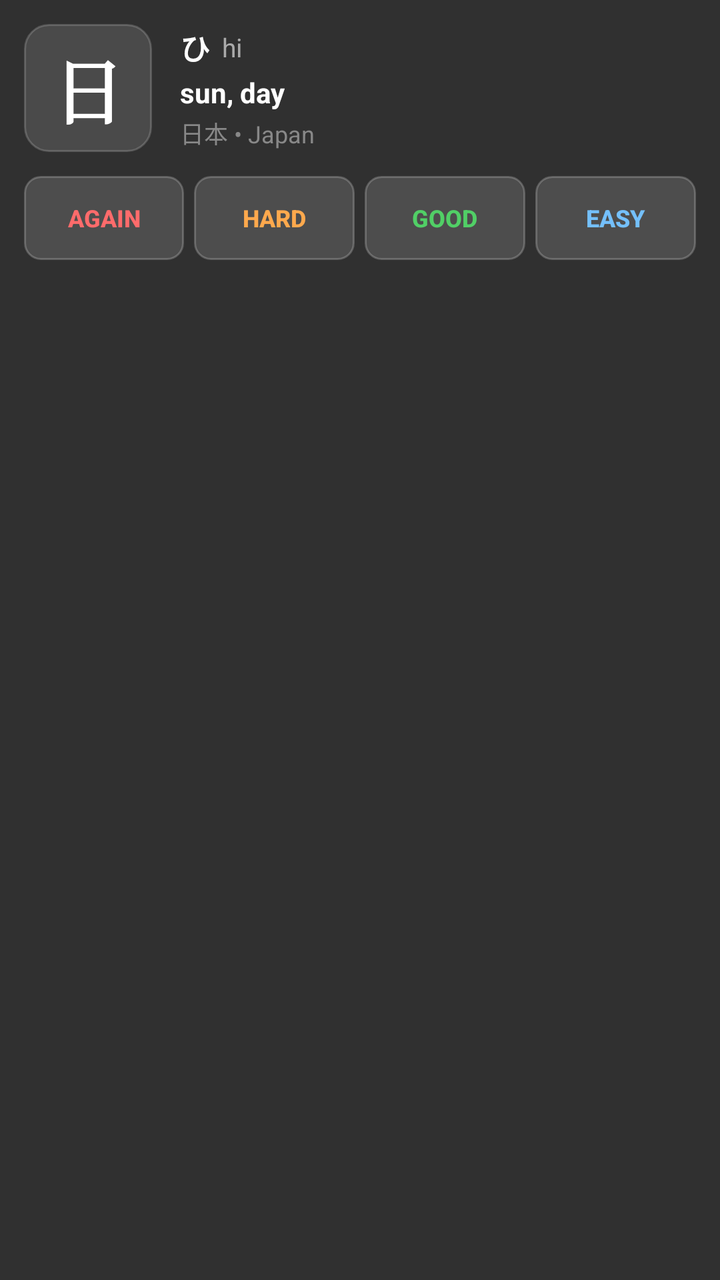
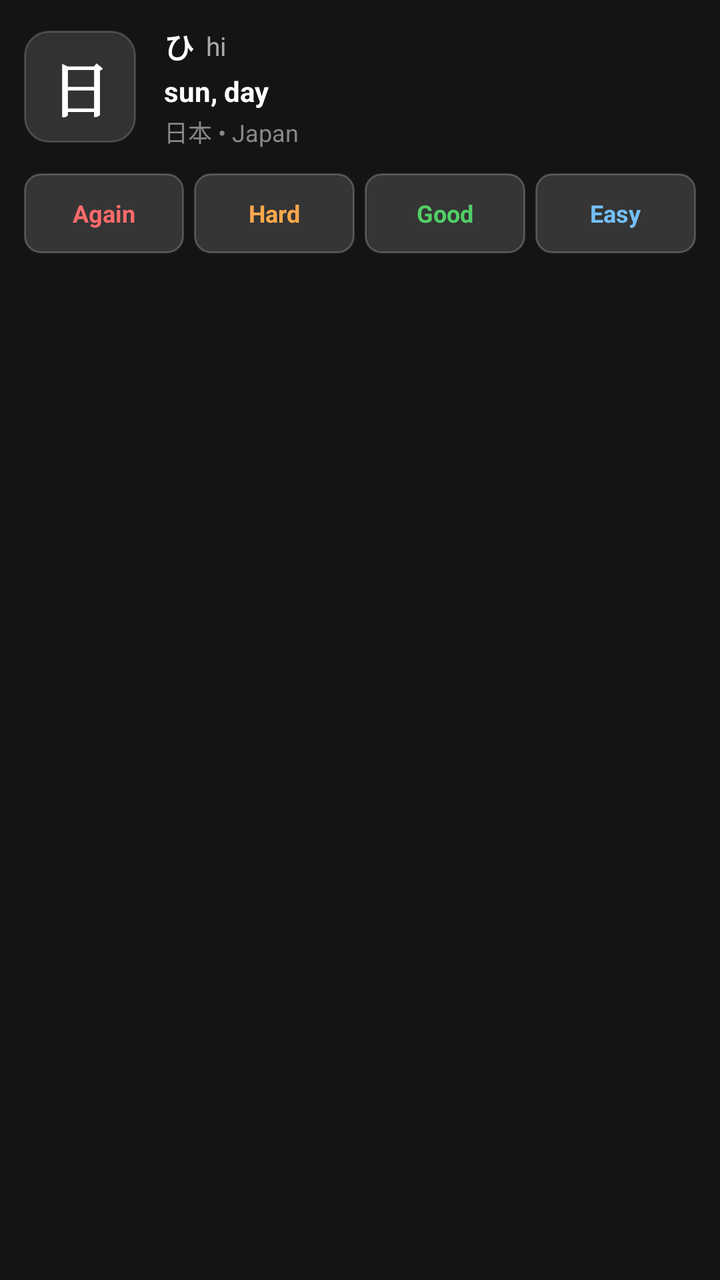

Screens rendered from an Android XML layout before and after an edit, with the pre-edit source and the edit as a unified diff.
<!-- AndroidManifest.xml: application theme android:Theme.Material.NoActionBar -->
<!-- res/layout/notification_saku_expanded.xml -->
<?xml version="1.0" encoding="utf-8"?>
<LinearLayout xmlns:android="http://schemas.android.com/apk/res/android"
    android:layout_width="match_parent"
    android:layout_height="wrap_content"
    android:orientation="vertical"
    android:padding="12dp"
    android:background="@android:color/transparent">

    
    <LinearLayout
        android:layout_width="match_parent"
        android:layout_height="wrap_content"
        android:orientation="horizontal"
        android:gravity="center_vertical">

        
        <TextView
            android:id="@+id/tv_exp_kanji"
            android:layout_width="64dp"
            android:layout_height="64dp"
            android:gravity="center"
            android:text="日"
            android:textColor="@android:color/white"
            android:textSize="36sp"
            android:textStyle="bold"
            android:fontFamily="serif"
            android:background="@drawable/bg_kanji_box" />

        
        <LinearLayout
            android:layout_width="0dp"
            android:layout_height="wrap_content"
            android:layout_weight="1"
            android:layout_marginStart="14dp"
            android:orientation="vertical">

            <LinearLayout
                android:layout_width="wrap_content"
                android:layout_height="wrap_content"
                android:orientation="horizontal"
                android:gravity="center_vertical">

                <TextView
                    android:id="@+id/tv_exp_kana"
                    android:layout_width="wrap_content"
                    android:layout_height="wrap_content"
                    android:text="ひ"
                    android:textColor="@android:color/white"
                    android:textSize="15sp"
                    android:textStyle="bold" />

                <TextView
                    android:id="@+id/tv_exp_romaji"
                    android:layout_width="wrap_content"
                    android:layout_height="wrap_content"
                    android:layout_marginStart="6dp"
                    android:text="hi"
                    android:textColor="#AAAAAA"
                    android:textSize="13sp" />
            </LinearLayout>

            <TextView
                android:id="@+id/tv_exp_meaning"
                android:layout_width="wrap_content"
                android:layout_height="wrap_content"
                android:layout_marginTop="2dp"
                android:text="sun, day"
                android:textColor="@android:color/white"
                android:textSize="14sp"
                android:textStyle="bold" />

            <TextView
                android:id="@+id/tv_exp_example"
                android:layout_width="wrap_content"
                android:layout_height="wrap_content"
                android:layout_marginTop="2dp"
                android:text="日本 • Japan"
                android:textColor="#888888"
                android:textSize="12sp"
                android:maxLines="2"
                android:ellipsize="end" />
        </LinearLayout>
    </LinearLayout>

    
    <LinearLayout
        android:layout_width="match_parent"
        android:layout_height="42dp"
        android:layout_marginTop="12dp"
        android:orientation="horizontal"
        android:gravity="center">

        <Button
            android:id="@+id/btn_exp_again"
            android:layout_width="0dp"
            android:layout_height="match_parent"
            android:layout_weight="1"
            android:layout_marginEnd="5dp"
            android:text="Again"
            android:textSize="12sp"
            android:textStyle="bold"
            android:textColor="#FF6B6B"
            android:background="@drawable/bg_button_ease" />

        <Button
            android:id="@+id/btn_exp_hard"
            android:layout_width="0dp"
            android:layout_height="match_parent"
            android:layout_weight="1"
            android:layout_marginEnd="5dp"
            android:text="Hard"
            android:textSize="12sp"
            android:textStyle="bold"
            android:textColor="#FFA94D"
            android:background="@drawable/bg_button_ease" />

        <Button
            android:id="@+id/btn_exp_good"
            android:layout_width="0dp"
            android:layout_height="match_parent"
            android:layout_weight="1"
            android:layout_marginEnd="5dp"
            android:text="Good"
            android:textSize="12sp"
            android:textStyle="bold"
            android:textColor="#51CF66"
            android:background="@drawable/bg_button_ease" />

        <Button
            android:id="@+id/btn_exp_easy"
            android:layout_width="0dp"
            android:layout_height="match_parent"
            android:layout_weight="1"
            android:text="Easy"
            android:textSize="12sp"
            android:textStyle="bold"
            android:textColor="#74C0FC"
            android:background="@drawable/bg_button_ease" />
    </LinearLayout>

</LinearLayout>
<!-- resources referenced by this layout -->
<resources>
  <!-- drawable bg_button_ease (drawable) -->
  <?xml version="1.0" encoding="utf-8"?>
  <shape xmlns:android="http://schemas.android.com/apk/res/android"
      android:shape="rectangle">
      <corners android:radius="8dp" />
      <solid android:color="#24FFFFFF" />
      <stroke
          android:width="1dp"
          android:color="#36FFFFFF" />
  </shape>
  <!-- drawable bg_kanji_box (drawable) -->
  <?xml version="1.0" encoding="utf-8"?>
  <shape xmlns:android="http://schemas.android.com/apk/res/android"
      android:shape="rectangle">
      <corners android:radius="12dp" />
      <solid android:color="#20FFFFFF" />
      <stroke
          android:width="1dp"
          android:color="#2EFFFFFF" />
  </shape>
</resources>

<!-- the commit's change to res/layout/notification_saku_expanded.xml (unified diff, before → after) -->
@@ -4,7 +4,7 @@
     android:layout_height="wrap_content"
     android:orientation="vertical"
     android:padding="12dp"
-    android:background="@android:color/transparent">
+    android:background="#141414">
 
     
     <LinearLayout
@@ -16,14 +16,17 @@
         
         <TextView
             android:id="@+id/tv_exp_kanji"
-            android:layout_width="64dp"
-            android:layout_height="64dp"
+            android:layout_width="wrap_content"
+            android:minWidth="56dp"
+            android:layout_height="56dp"
+            android:paddingHorizontal="6dp"
             android:gravity="center"
             android:text="日"
             android:textColor="@android:color/white"
-            android:textSize="36sp"
+            android:textSize="30sp"
             android:textStyle="bold"
             android:fontFamily="serif"
+            android:maxLines="1"
             android:background="@drawable/bg_kanji_box" />
 
         
@@ -85,52 +88,56 @@
     
     <LinearLayout
         android:layout_width="match_parent"
-        android:layout_height="42dp"
+        android:layout_height="40dp"
         android:layout_marginTop="12dp"
         android:orientation="horizontal"
         android:gravity="center">
 
-        <Button
+        <TextView
             android:id="@+id/btn_exp_again"
             android:layout_width="0dp"
             android:layout_height="match_parent"
             android:layout_weight="1"
             android:layout_marginEnd="5dp"
+            android:gravity="center"
             android:text="Again"
             android:textSize="12sp"
             android:textStyle="bold"
             android:textColor="#FF6B6B"
             android:background="@drawable/bg_button_ease" />
 
-        <Button
+        <TextView
             android:id="@+id/btn_exp_hard"
             android:layout_width="0dp"
             android:layout_height="match_parent"
             android:layout_weight="1"
             android:layout_marginEnd="5dp"
+            android:gravity="center"
             android:text="Hard"
             android:textSize="12sp"
             android:textStyle="bold"
             android:textColor="#FFA94D"
             android:background="@drawable/bg_button_ease" />
 
-        <Button
+        <TextView
             android:id="@+id/btn_exp_good"
             android:layout_width="0dp"
             android:layout_height="match_parent"
             android:layout_weight="1"
             android:layout_marginEnd="5dp"
+            android:gravity="center"
             android:text="Good"
             android:textSize="12sp"
             android:textStyle="bold"
             android:textColor="#51CF66"
             android:background="@drawable/bg_button_ease" />
 
-        <Button
+        <TextView
             android:id="@+id/btn_exp_easy"
             android:layout_width="0dp"
             android:layout_height="match_parent"
             android:layout_weight="1"
+            android:gravity="center"
             android:text="Easy"
             android:textSize="12sp"
             android:textStyle="bold"
